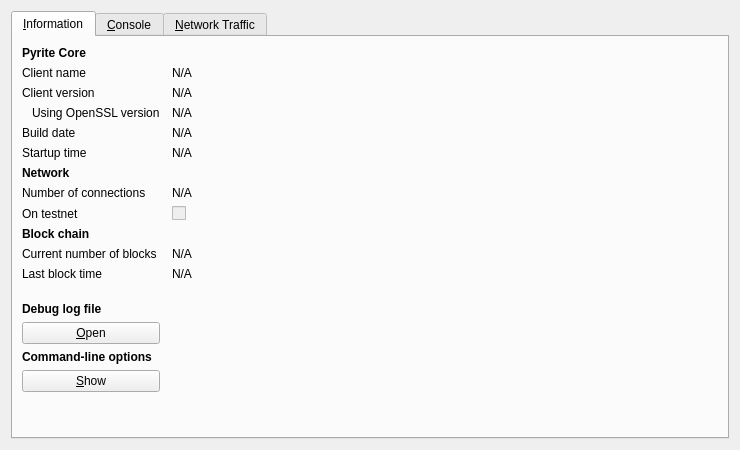
pyritepirate/pyrite, file src/qt/forms/rpcconsole.ui: the form before one commit.
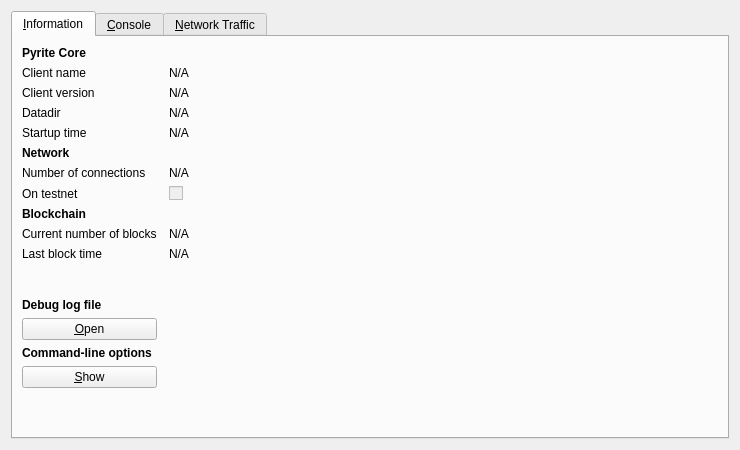
The form after the commit. Icons and pictures are not drawn. Custom widgets are drawn as their Qt base class.

What changed in the file:
```diff
--- a/src/qt/forms/rpcconsole.ui
+++ b/src/qt/forms/rpcconsole.ui
@@ -87,12 +87,9 @@
         </widget>
        </item>
        <item row="3" column="0">
-        <widget class="QLabel" name="label_14">
+        <widget class="QLabel" name="label_12">
          <property name="text">
-          <string>Using OpenSSL version</string>
-         </property>
-         <property name="indent">
-          <number>10</number>
+          <string>Datadir</string>
          </property>
         </widget>
        </item>
@@ -107,42 +104,22 @@
          <property name="textFormat">
           <enum>Qt::PlainText</enum>
          </property>
+         <property name="wordWrap">
+          <bool>true</bool>
+         </property>
          <property name="textInteractionFlags">
           <set>Qt::LinksAccessibleByMouse|Qt::TextSelectableByKeyboard|Qt::TextSelectableByMouse</set>
          </property>
         </widget>
        </item>
        <item row="4" column="0">
-        <widget class="QLabel" name="label_12">
-         <property name="text">
-          <string>Build date</string>
-         </property>
-        </widget>
-       </item>
-       <item row="4" column="1">
-        <widget class="QLabel" name="buildDate">
-         <property name="cursor">
-          <cursorShape>IBeamCursor</cursorShape>
-         </property>
-         <property name="text">
-          <string>N/A</string>
-         </property>
-         <property name="textFormat">
-          <enum>Qt::PlainText</enum>
-         </property>
-         <property name="textInteractionFlags">
-          <set>Qt::LinksAccessibleByMouse|Qt::TextSelectableByKeyboard|Qt::TextSelectableByMouse</set>
-         </property>
-        </widget>
-       </item>
-       <item row="5" column="0">
         <widget class="QLabel" name="label_13">
          <property name="text">
           <string>Startup time</string>
          </property>
         </widget>
        </item>
-       <item row="5" column="1">
+       <item row="4" column="1">
         <widget class="QLabel" name="startupTime">
          <property name="cursor">
           <cursorShape>IBeamCursor</cursorShape>
@@ -158,7 +135,7 @@
          </property>
         </widget>
        </item>
-       <item row="6" column="0">
+       <item row="5" column="0">
         <widget class="QLabel" name="label_11">
          <property name="font">
           <font>
@@ -171,14 +148,14 @@
          </property>
         </widget>
        </item>
-       <item row="7" column="0">
+       <item row="6" column="0">
         <widget class="QLabel" name="label_7">
          <property name="text">
           <string>Number of connections</string>
          </property>
         </widget>
        </item>
-       <item row="7" column="1">
+       <item row="6" column="1">
         <widget class="QLabel" name="numberOfConnections">
          <property name="cursor">
           <cursorShape>IBeamCursor</cursorShape>
@@ -194,14 +171,14 @@
          </property>
         </widget>
        </item>
-       <item row="8" column="0">
+       <item row="7" column="0">
         <widget class="QLabel" name="label_8">
          <property name="text">
           <string>On testnet</string>
          </property>
         </widget>
        </item>
-       <item row="8" column="1">
+       <item row="7" column="1">
         <widget class="QCheckBox" name="isTestNet">
          <property name="enabled">
           <bool>false</bool>
@@ -211,7 +188,7 @@
          </property>
         </widget>
        </item>
-       <item row="9" column="0">
+       <item row="8" column="0">
         <widget class="QLabel" name="label_10">
          <property name="font">
           <font>
@@ -220,18 +197,18 @@
           </font>
          </property>
          <property name="text">
-          <string>Block chain</string>
+          <string>Blockchain</string>
          </property>
         </widget>
        </item>
-       <item row="10" column="0">
+       <item row="9" column="0">
         <widget class="QLabel" name="label_3">
          <property name="text">
           <string>Current number of blocks</string>
          </property>
         </widget>
        </item>
-       <item row="10" column="1">
+       <item row="9" column="1">
         <widget class="QLabel" name="numberOfBlocks">
          <property name="cursor">
           <cursorShape>IBeamCursor</cursorShape>
@@ -247,14 +224,14 @@
          </property>
         </widget>
        </item>
-       <item row="11" column="0">
+       <item row="10" column="0">
         <widget class="QLabel" name="label_2">
          <property name="text">
           <string>Last block time</string>
          </property>
         </widget>
        </item>
-       <item row="11" column="1">
+       <item row="10" column="1">
         <widget class="QLabel" name="lastBlockTime">
          <property name="cursor">
           <cursorShape>IBeamCursor</cursorShape>
@@ -270,7 +247,7 @@
          </property>
         </widget>
        </item>
-       <item row="12" column="0">
+       <item row="11" column="0">
         <spacer name="verticalSpacer_2">
          <property name="orientation">
           <enum>Qt::Vertical</enum>
@@ -283,7 +260,7 @@
          </property>
         </spacer>
        </item>
-       <item row="13" column="0">
+       <item row="12" column="0">
         <widget class="QLabel" name="labelDebugLogfile">
          <property name="font">
           <font>
@@ -296,7 +273,7 @@
          </property>
         </widget>
        </item>
-       <item row="14" column="0">
+       <item row="13" column="0">
         <widget class="QPushButton" name="openDebugLogfileButton">
          <property name="toolTip">
           <string>Open the Pyrite debug log file from the current data directory. This can take a few seconds for large log files.</string>
@@ -309,7 +286,7 @@
          </property>
         </widget>
        </item>
-       <item row="15" column="0">
+       <item row="14" column="0">
         <widget class="QLabel" name="labelCLOptions">
          <property name="font">
           <font>
@@ -322,7 +299,7 @@
          </property>
         </widget>
        </item>
-       <item row="16" column="0">
+       <item row="15" column="0">
         <widget class="QPushButton" name="showCLOptionsButton">
          <property name="toolTip">
           <string>Show the Pyrite-Qt help message to get a list with possible Pyrite command-line options.</string>
@@ -335,7 +312,7 @@
          </property>
         </widget>
        </item>
-       <item row="17" column="0">
+       <item row="16" column="0">
         <spacer name="verticalSpacer">
          <property name="orientation">
           <enum>Qt::Vertical</enum>
```
Left out of the diff: 2 changed lines with no effect on the pictures.
